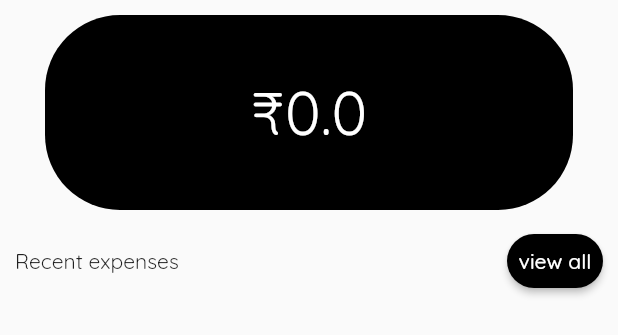
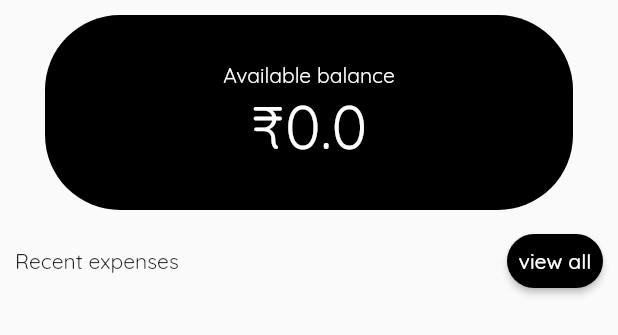
Before and after one commit to Manish4359/exTrack, a Flutter app: the Home widget shown alone on an empty page, opened directly with empty values, on a phone screen of 412 x 824 dp. Shown: the top 335 px of the screen. Run offline on Flutter 3.47's test engine with Material 2 defaults, Android fonts, the phone set to English and light mode, and no system bars; our stand-ins replace pie_chart.

Commit message:
updated chart monthselector ui

```diff
--- a/lib/home.dart
+++ b/lib/home.dart
@@ -30,15 +30,24 @@ class _HomeState extends State<Home> {
           height: 130,
           margin: EdgeInsets.only(top: 10, left: 30, right: 30),
           padding: EdgeInsets.all(10),
-          child: Center(
-            child: Text(
-              '₹${widget.availableAmount}',
-              textAlign: TextAlign.left,
-              style: TextStyle(
-                color: Colors.white,
-                fontSize: 40,
+          child: Column(
+            mainAxisAlignment: MainAxisAlignment.center,
+            children: [
+              Text(
+                'Available balance',
+                style: TextStyle(
+                  color: Colors.white,
+                ),
               ),
-            ),
+              Text(
+                '₹${widget.availableAmount}',
+                //textAlign: TextAlign.left,
+                style: TextStyle(
+                  color: Colors.white,
+                  fontSize: 40,
+                ),
+              ),
+            ],
           ),
           decoration: BoxDecoration(
             color: Colors.black,
@@ -68,7 +77,9 @@ class _HomeState extends State<Home> {
         ),
         Expanded(
           child: Scrollbar(
-            child: ListView(children: recentTr(widget.transactions)),
+            child: ListView(
+              children: recentTr(widget.transactions),
+            ),
           ),
         ),
       ],
--- a/lib/main.dart
+++ b/lib/main.dart
@@ -26,56 +26,57 @@ class _MyAppState extends State<MyApp> {
   late double availableAmount;
 
   Map<String, List<Transaction>> transactions = {
-    '6/23/2022': [
+    '6/25/2022': [
       Transaction(
-          amount: 50,
-          date: DateTime.now(),
-          title: 'milk',
-          category: 'food',
-          amountType: 'debit'),
+        amount: 50,
+        date: DateTime.now(),
+        title: 'purchased milk',
+        category: 'food',
+        amountType: 'debit',
+      ),
       Transaction(
         amount: 550,
         date: DateTime.now(),
-        title: 'gta',
+        title: 'bought battlefield 5',
         amountType: 'debit',
         category: 'entertainment',
       ),
       Transaction(
-          amount: 400,
+          amount: 1400,
           amountType: 'debit',
           date: DateTime.now(),
-          title: 'cod',
+          title: 'watched doctor strange in imax',
           category: 'entertainment'),
       Transaction(
           amount: 290,
           amountType: 'debit',
           date: DateTime.now(),
-          title: 'tshirt',
+          title: 'bought polo tshirt',
           category: 'cloth'),
     ],
-    '6/25/2022': [
+    '6/23/2022': [
       Transaction(
-          amount: 142,
+          amount: 110,
           date: DateTime.now(),
-          title: 'bike',
+          title: 'bike petrol 1L',
           amountType: 'debit',
           category: 'others'),
       Transaction(
           amount: 652,
           date: DateTime.now(),
           amountType: 'debit',
-          title: 'fever',
+          title: 'bought medicine ',
           category: 'health'),
       Transaction(
           amount: 540,
           date: DateTime.now(),
-          title: 'lays',
+          title: 'ordered via zomato',
           amountType: 'debit',
           category: 'food'),
       Transaction(
         amount: 520,
         date: DateTime.now(),
-        title: 'jeans',
+        title: 'bought jeans(black)',
         amountType: 'debit',
         category: 'cloth',
       ),
@@ -87,9 +88,54 @@ class _MyAppState extends State<MyApp> {
         category: 'others',
       ),
     ],
+    '5/13/2022': [
+      Transaction(
+        amount: 2220,
+        date: DateTime.now(),
+        title: 'zomato refund',
+        amountType: 'credit',
+        category: 'others',
+      ),
+    ],
+    '2/13/2022': [
+      Transaction(
+        amount: 2220,
+        date: DateTime.now(),
+        title: 'zomato refund',
+        amountType: 'credit',
+        category: 'others',
+      ),
+    ],
+    '12/13/2022': [
+      Transaction(
+        amount: 2220,
+        date: DateTime.now(),
+        title: 'zomato refund',
+        amountType: 'credit',
+        category: 'others',
+      ),
+    ],
+    '9/13/2022': [
+      Transaction(
+        amount: 2220,
+        date: DateTime.now(),
+        title: 'zomato refund',
+        amountType: 'credit',
+        category: 'others',
+      ),
+    ],
+    '1/13/2022': [
+      Transaction(
+        amount: 2220,
+        date: DateTime.now(),
+        title: 'zomato refund',
+        amountType: 'credit',
+        category: 'others',
+      ),
+    ]
   };
 
-  int selectedPageId = 0;
+  int selectedPageId = 1;
 
   selectPage(int pageId) {
     setState(() {
@@ -110,7 +156,6 @@ class _MyAppState extends State<MyApp> {
           availableAmount: availableAmount),
       Chart(
         transactions: transactions,
-        totalExpanse: totalExpanse,
       ),
       Category(
         transactions: transactions,
@@ -146,9 +191,30 @@ class _MyAppState extends State<MyApp> {
         ),
       ),
       home: Scaffold(
-        // appBar: AppBar(backgroundColor: Colors.red),
+        /*
+        drawer: Drawer(
+          child: SafeArea(
+            child: Column(
+              children: [
+                SizedBox(
+                  height: 20,
+                ),
+                Text(
+                  'Chart',
+                  style: TextStyle(fontSize: 25),
+                ),
+              ],
+            ),
+          ),
+        ),
+       appBar: AppBar(
+          elevation: 0,
+          backgroundColor: Colors.white,
+          iconTheme: IconThemeData(
+            color: Colors.black,
+          ),
+        ),*/
         body: SafeArea(child: widgets.elementAt(selectedPageId)),
-
         bottomNavigationBar: BottomNavigationBar(
           items: [
             BottomNavigationBarItem(icon: Icon(Icons.home), label: 'home'),
```
Also changed, not shown: lib/chart.dart (+54 -18 lines), 3 other files.
